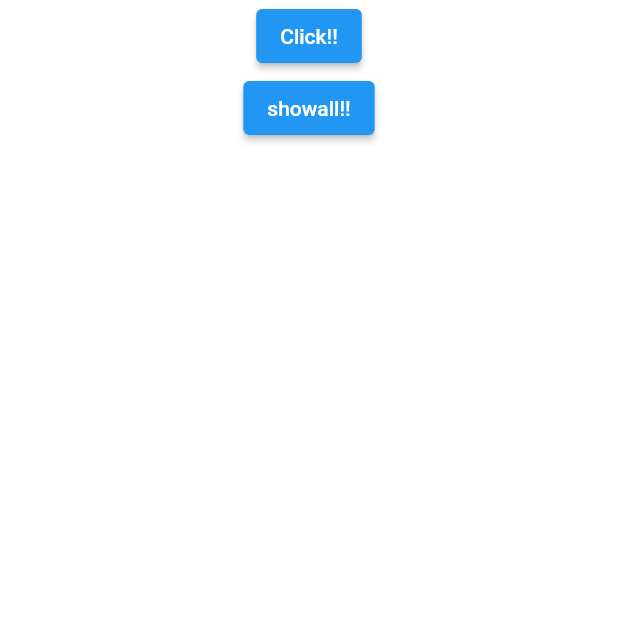
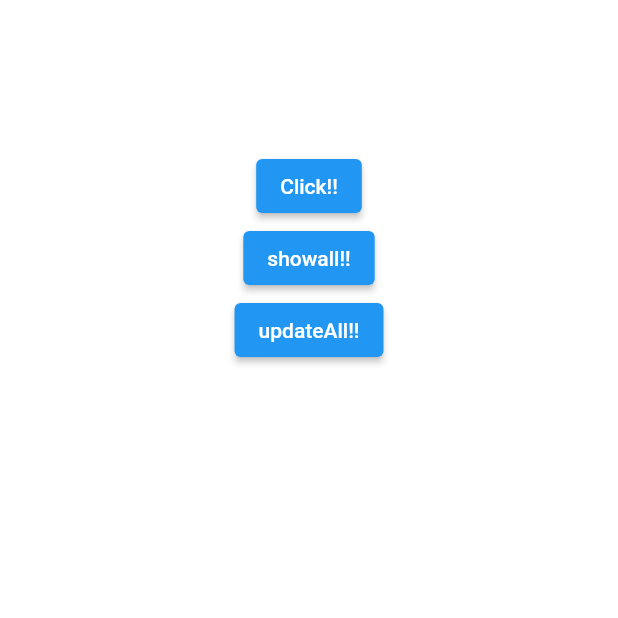
Before and after one commit to Officialchandan/currency_converter, a Flutter app: the Intrigation screen opened directly, on a phone screen of 412 x 824 dp, the top half of it. Run offline on Flutter 3.47's test engine with Material 2 defaults, Android fonts, the phone set to English and light mode, and no system bars; our stand-ins replace currency_text_input_formatter, dio, easy_localization, flutter_colorpicker, google_fonts, math_expressions and 4 more; missing offline and left inert: auto_size_text_field, auto_size_text_pk; accounts and stored records are empty.

Commit message:
commit day 13-10-2021

```diff
--- a/lib/database/api_intrigation_in_database.dart
+++ b/lib/database/api_intrigation_in_database.dart
@@ -16,44 +16,62 @@ class Intrigation extends StatefulWidget {
 }
 
 class _IntrigationState extends State<Intrigation> {
-
   final dbHelper = DatabaseHelper.instance;
 
-List<CurrencyData> countrycode=[];
+  List<DataModel> countrycode = [];
 
   @override
   Widget build(BuildContext context) {
     return Scaffold(
-
       body: Center(
         child: Column(
+          crossAxisAlignment: CrossAxisAlignment.center,
           children: [
+            SizedBox(
+              height: 100,
+            ),
             Container(
               child: ElevatedButton(
-                onPressed: (){
+                onPressed: () {
                   Insert();
                 },
                 child: Text("Click!!"),
-
               ),
             ),
             Container(
               child: ElevatedButton(
-                onPressed: (){
+                onPressed: () {
                   showAll();
                 },
-                child: Text("showall!!"),
-
+                child: const Text("showall!!"),
+              ),
+            ),
+            Container(
+              child: ElevatedButton(
+                onPressed: () {
+                  updateAll();
+                },
+                child: const Text("updateAll!!"),
               ),
             ),
           ],
         ),
       ),
-
     );
   }
 
-  Future<void> Insert() async {
+  updateAll() async {
+    DataModel currencyData = DataModel(
+        value: "2",
+        code: "USD",
+        image: "",
+        name: "american dollar",
+        fav: 1,
+        selected: 1);
+    await dbHelper.update(currencyData.toMap());
+  }
+
+   Future<void> Insert() async {
     print("Bobel");
 
     String url =
@@ -64,16 +82,21 @@ List<CurrencyData> countrycode=[];
       Response response = await _dio.get(url);
       if (response.statusCode == 200) {
         //ConverterData converterData = ConverterData.fromJson(response.toString());
-        Map res=response.data!;
-        Map<String,dynamic> quotes=res["quotes"];
+        Map res = response.data!;
+        Map<String, dynamic> quotes = res["quotes"];
         quotes.forEach((key, value) async {
+          DataModel currencyData = DataModel(
+              value: value.toString(),
+              code: key,
+              image: "",
+              name: "",
+              fav: 0,
+              selected: 0);
 
-          CurrencyData currencyData=CurrencyData(value: value,code: key,image: "",name: "",fav: false,selected: false);
+          int id = await dbHelper.insert(currencyData.toMap());
+          print("id->>>>>$id");
+        });
 
-       int id= await dbHelper.insert(currencyData.toMap());
-       print("id->>>>>$id");
-
-        });
 
 
       } else {
@@ -82,19 +105,15 @@ List<CurrencyData> countrycode=[];
     } catch (e) {
       print(e);
     }
-
-
   }
 
   void showAll() async {
-
     List<Map<String, dynamic>> allRows = await dbHelper.queryAll();
     allRows.forEach((element) {
-      // CurrencyData currencyData=CurrencyData.fromJson(jsonEncode(element));
-      // countrycode.add(currencyData);
+      debugPrint("element-->$element");
+      DataModel currencyData = DataModel.fromMap(element);
+      countrycode.add(currencyData);
     });
     print(countrycode);
-
-
   }
 }
--- a/lib/database/currencydata.dart
+++ b/lib/database/currencydata.dart
@@ -1,33 +1,32 @@
 import 'dart:convert';
 
-class CurrencyData{
+class DataModel{
   String? name;
   String? image;
   String code;
-  dynamic value;
+  String value;
+  int? selected;
+  int? fav;
+  DataModel({required this.value,required this.code,this.image,this.name,this.fav=0,this.selected=0});
 
-  bool? selected;
-  bool? fav;
-  CurrencyData({required this.value,required this.code,this.image,this.name,this.fav=false,this.selected=false});
-
-  factory CurrencyData.fromMap(Map<String, dynamic> json) => CurrencyData(
+  factory DataModel.fromMap(Map<String, dynamic> json) => DataModel(
       name: json["countryName"]??"",
     image: json["countryImage"]??"",
     code: json["countryCode"]??"",
-    value: json["currencyValue"]??0.00,
-    selected: json["selectedCountry"]??false,
-    fav: json["favCountry"]??false,
+    value: json["currencyValue"]??"",
+    selected: json["selectedCountry"]??0,
+    fav: json["favCountry"]??0,
 
 
 
   );
   Map<String, dynamic> toMap() => {
-    "countryName": name ?? null,
-    "countryImage": image ?? null,
-    "countryCode": code ?? "",
-    "currencyValue": value ?? 0.00,
-    "selectedCountry": selected ?? null,
-    "favCountry": fav ?? null,
+    "countryName": name ?? "",
+    "countryImage": image ?? "",
+    "countryCode": code,
+    "currencyValue": value ,
+    "selectedCountry": selected ??0,
+    "favCountry": fav ?? 0,
 
   };
 
--- a/lib/main.dart
+++ b/lib/main.dart
@@ -6,6 +6,8 @@ import 'package:easy_localization/easy_localization.dart';
 import 'package:flutter/material.dart';
 import 'package:flutter/services.dart';
 import 'package:google_fonts/google_fonts.dart';
+
+import 'database/api_intrigation_in_database.dart';
 
 void main() async {
   WidgetsFlutterBinding.ensureInitialized();
@@ -44,7 +46,7 @@ class _MyAppState extends State<MyApp> {
       localizationsDelegates: context.localizationDelegates,
       supportedLocales: context.supportedLocales,
       locale: context.locale,
-      home: const MyTabBarWidget(),
+      home: const Intrigation(),
     );
   }
 
--- a/lib/pages/second_screen.dart
+++ b/lib/pages/second_screen.dart
@@ -258,7 +258,8 @@ class _SecondScreenState extends State<SecondScreen> {
                                                 contentPadding: EdgeInsets.only(
                                                     left: 1.0,
                                                     right: 1.0,
-                                                    bottom: 15.0),
+                                                    top: 1.0,
+                                                    bottom: 1.0),
                                                 counterText: "",
                                                 border: InputBorder.none),
                                             style: TextStyle(
--- a/lib/tramandconditions/privacy_policy.dart
+++ b/lib/tramandconditions/privacy_policy.dart
@@ -23,7 +23,7 @@ class _PrivacyPolicyPageState extends State<PrivacyPolicyPage> {
     return  Scaffold(
       backgroundColor: Colors.transparent,
       body: SingleChildScrollView(
-          padding: EdgeInsets.only(left: 5, top: 20, right: 5),
+          padding: const EdgeInsets.only(left: 5, top: 20, right: 5),
           child: Column(
             crossAxisAlignment: CrossAxisAlignment.start,
             children: [
```
Also changed, not shown: lib/database/coredata.dart (+53 -21 lines), lib/pages/home/home_page.dart (+12 -8 lines), lib/pages/home/home_tab.dart (+51 -0 lines).
